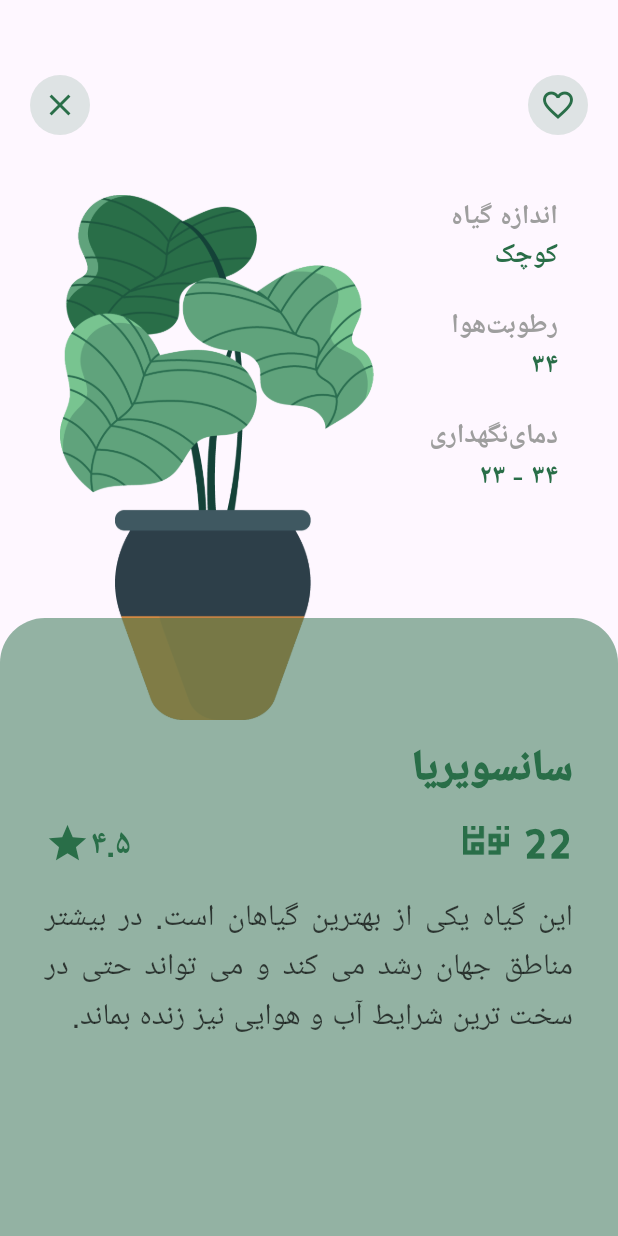
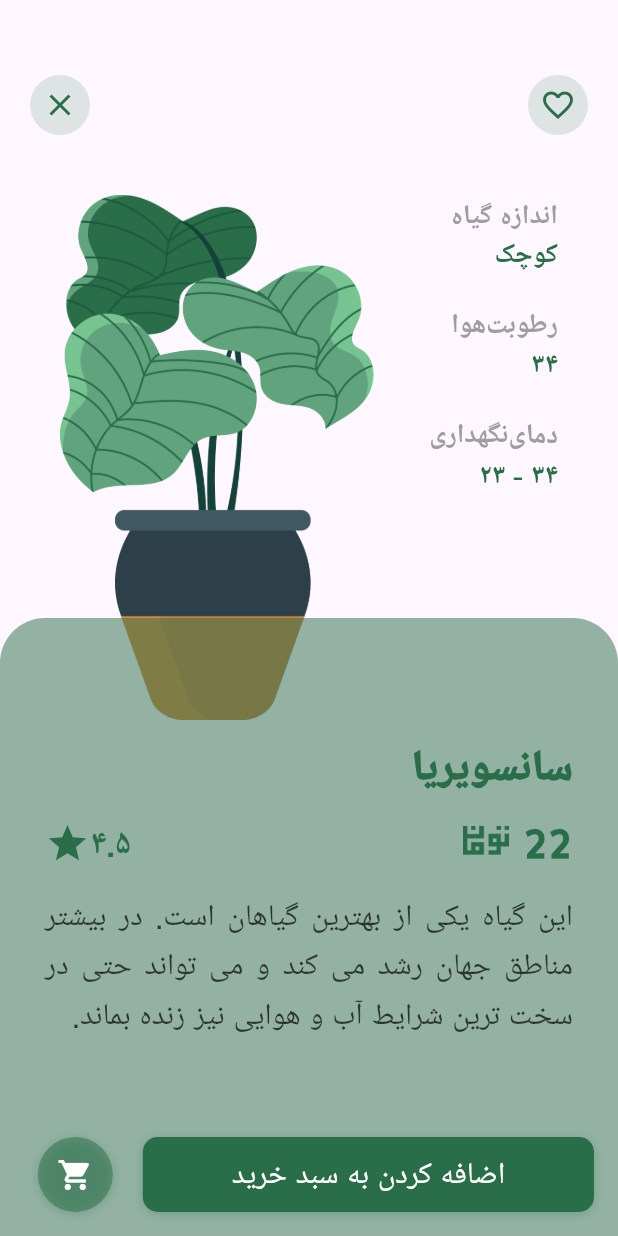
Before and after one commit to Moh3enzarif/Plant_App, a Flutter app: the DetailPage screen opened directly with empty values, on a phone screen of 412 x 824 dp. Run offline on Flutter 3.47's test engine with Material 3 defaults, Android fonts, the phone set to English and light mode, and no system bars; our stand-ins replace animated_bottom_navigation_bar, page_transition.

Commit message:
cart button and cart icon is created

```diff
--- a/lib/screens/detail_page.dart
+++ b/lib/screens/detail_page.dart
@@ -212,6 +212,59 @@ class _DetailPageState extends State<DetailPage> {
           ),
         ],
       ),
+      floatingActionButton: SizedBox(
+        width: size.width * 0.9,
+        height: 50,
+        child: Row(
+          children: [
+            Container(
+              height: 50,
+              width: 50,
+              decoration: BoxDecoration(
+                color: Constants.primaryColor.withOpacity(0.5),
+                borderRadius: BorderRadius.circular(50),
+                boxShadow: [
+                  BoxShadow(
+                    offset: const Offset(0.0, 1.1),
+                    blurRadius: 5,
+                    color: Constants.primaryColor.withOpacity(0.3),
+                  ),
+                ],
+              ),
+              child: const Icon(
+                Icons.shopping_cart,
+                color: Colors.white,
+              ),
+            ),
+            const SizedBox(width: 20),
+            Expanded(
+              child: Container(
+                decoration: BoxDecoration(
+                  color: Constants.primaryColor,
+                  borderRadius: BorderRadius.circular(10),
+                  boxShadow: [
+                    BoxShadow(
+                      offset: const Offset(0.0, 1.1),
+                      blurRadius: 5,
+                      color: Constants.primaryColor.withOpacity(0.3),
+                    ),
+                  ],
+                ),
+                child: const Center(
+                  child: Text(
+                    "اضافه کردن به سبد خرید",
+                    style: TextStyle(
+                      fontFamily: "Muli",
+                      color: Colors.white,
+                      fontSize: 20,
+                    ),
+                  ),
+                ),
+              ),
+            ),
+          ],
+        ),
+      ),
     );
   }
 }
```
